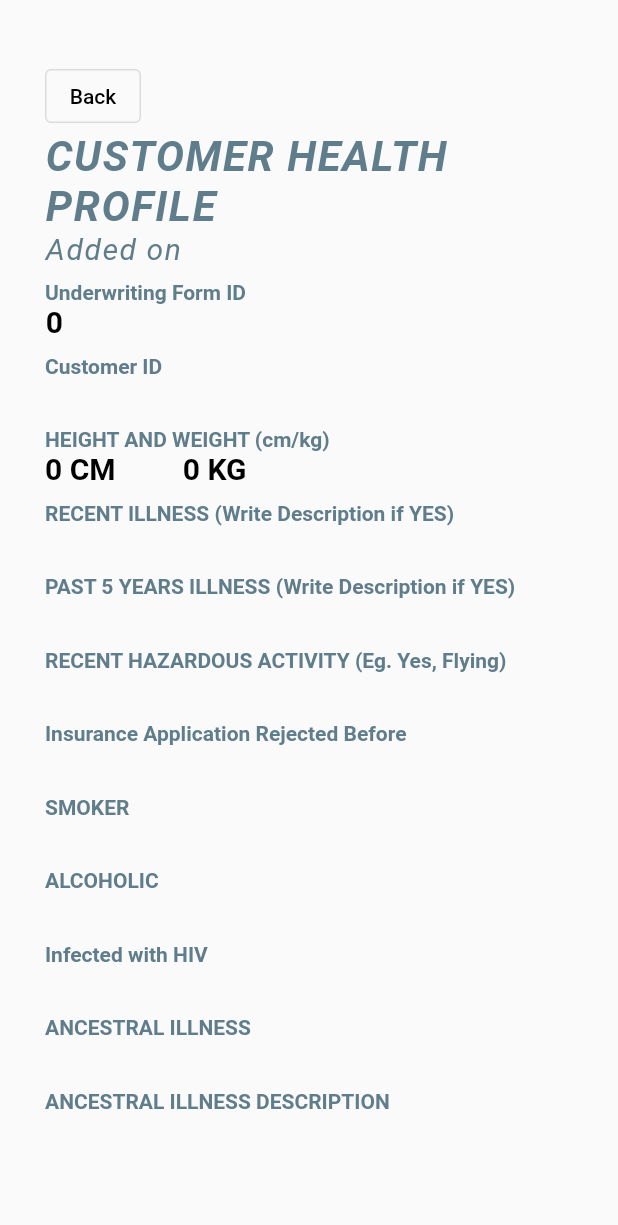
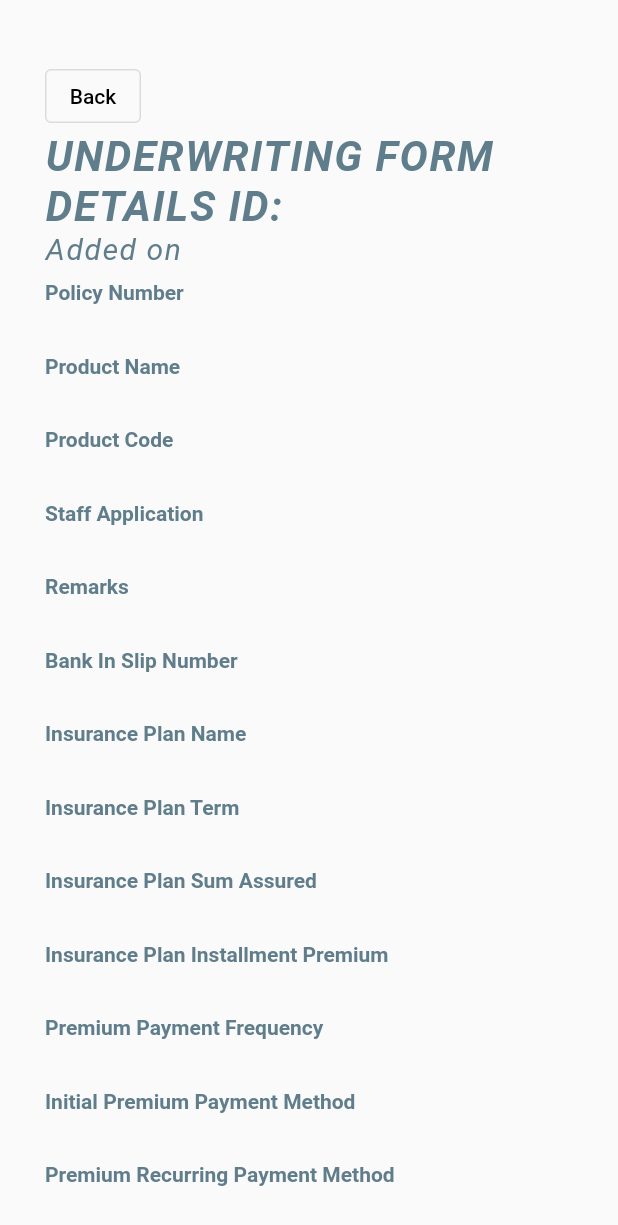
Before and after one commit to Hwang2212/dococr, a Flutter app: the UnderwriteProfile screen opened directly with empty values, on a phone screen of 412 x 824 dp. Shown: the top 1225 px of the screen. Run offline on Flutter 3.47's test engine with Material 2 defaults, Android fonts, the phone set to English and light mode, and no system bars; our stand-ins replace file_picker, image_picker, pdf, snippet_coder_utils; missing offline and left inert: dart:ffi, flutter_pdfview, syncfusion_flutter_pdfviewer; accounts and stored records are empty; network calls fail.

```diff
--- a/lib/pages/Lists/customer_list.dart
+++ b/lib/pages/Lists/customer_list.dart
@@ -1,9 +1,10 @@
 import 'package:dococr/api_service.dart';
 import 'package:dococr/model/customer_model.dart';
-import 'package:dococr/pages/addedit/add_customer.dart';
+import 'package:dococr/pages/AddEditItems/add_customer.dart';
+import 'package:dococr/pages/Profiles/profile.dart';
 import 'package:dococr/widget/customer_list_widget.dart';
 import 'package:flutter/material.dart';
-import 'package:dococr/pages/Profiles/profile.dart';
+
 // import 'package:dococr/services/data.dart';
 
 class CustomerList extends StatefulWidget {
--- a/lib/pages/Lists/underwrite_list.dart
+++ b/lib/pages/Lists/underwrite_list.dart
@@ -31,24 +31,6 @@ class _UnderwriteListState extends State<UnderwriteList> {
         ),
         body: Column(
           children: [
-            ElevatedButton(
-                style: ElevatedButton.styleFrom(
-                    onPrimary: Colors.black,
-                    primary: Color.fromARGB(255, 176, 250, 255),
-                    minimumSize: const Size(88.0, 36.0),
-                    padding: const EdgeInsets.symmetric(horizontal: 16),
-                    shape: const RoundedRectangleBorder(
-                        borderRadius: BorderRadius.all(Radius.circular(10)))),
-                onPressed: () {
-                  Navigator.push(
-                    context,
-                    MaterialPageRoute<void>(
-                      builder: (BuildContext context) =>
-                          AddEditHealth(customer: widget.underwrite),
-                    ),
-                  );
-                },
-                child: const Text("Add Health")),
             loadunderwrite(),
           ],
         ));
@@ -71,8 +53,6 @@ class _UnderwriteListState extends State<UnderwriteList> {
     );
   }
 }
-
-enum _UnderwriteValues { add_edit_underwrite }
 
 Widget underwriteList(underwrite) {
   return SingleChildScrollView(
@@ -112,25 +92,6 @@ Widget underwriteList(underwrite) {
                   fontWeight: FontWeight.bold,
                 ),
               ),
-              trailing: PopupMenuButton<_UnderwriteValues>(
-                itemBuilder: ((context) => [
-                      PopupMenuItem(
-                        child: Text('Edit Underwrite Details'),
-                        value: _UnderwriteValues.add_edit_underwrite,
-                      ),
-                    ]),
-                onSelected: (value) {
-                  switch (value) {
-                    case _UnderwriteValues.add_edit_underwrite:
-                      Navigator.of(context).pushNamed('/add-edit-health',
-                          arguments: {
-                            'model': underwrite[index],
-                            'cust_id': underwrite[index].id
-                          });
-                      break;
-                  }
-                },
-              ),
             ),
           );
         },
--- a/lib/pages/Profiles/profile.dart
+++ b/lib/pages/Profiles/profile.dart
@@ -1,6 +1,6 @@
 // ignore_for_file: prefer_const_constructors, prefer_const_literals_to_create_immutables
 
-import 'package:dococr/pages/addedit/add_customer.dart';
+import 'package:dococr/pages/AddEditItems/add_customer.dart';
 import 'package:dococr/pages/Lists/health_list.dart';
 import 'package:dococr/pages/Lists/customer_list.dart';
 import 'package:dococr/pages/Lists/underwrite_list.dart';
--- a/lib/pages/Profiles/underwrite_profile.dart
+++ b/lib/pages/Profiles/underwrite_profile.dart
@@ -23,12 +23,15 @@ class _UnderwriteProfileState extends State<UnderwriteProfile> {
             children: <Widget>[
               OutlinedButton(
                 onPressed: Navigator.of(context).pop,
-                child: Text("Back", style: TextStyle(color: Colors.black),),
+                child: Text(
+                  "Back",
+                  style: TextStyle(color: Colors.black),
+                ),
               ),
               Padding(
                 padding: const EdgeInsets.symmetric(),
                 child: Text(
-                  'CUSTOMER HEALTH PROFILE',
+                  'UNDERWRITING FORM DETAILS ID: ' + widget.underwrite.id.toString(),
                   textAlign: TextAlign.left,
                   style: TextStyle(
                       color: Colors.blueGrey,
@@ -51,14 +54,14 @@ class _UnderwriteProfileState extends State<UnderwriteProfile> {
                 ),
               ),
               SizedBox(height: 10),
-              Text('Underwriting Form ID',
+              Text('Policy Number',
                   style: TextStyle(
                     color: Colors.blueGrey,
                     fontWeight: FontWeight.bold,
                   )),
               SizedBox(width: 200),
               Text(
-                widget.underwrite.uw_id.toString(),
+                widget.underwrite.policy_no,
                 style: TextStyle(
                   color: Colors.black,
                   fontSize: 20.0,
@@ -67,14 +70,14 @@ class _UnderwriteProfileState extends State<UnderwriteProfile> {
                 ),
               ),
               SizedBox(height: 10),
-              Text('Customer ID',
+              Text('Product Name',
                   style: TextStyle(
                     color: Colors.blueGrey,
                     fontWeight: FontWeight.bold,
                   )),
               SizedBox(width: 200),
               Text(
-                widget.underwrite.cust_id,
+                widget.underwrite.product_name,
                 style: TextStyle(
                   color: Colors.black,
                   fontSize: 20.0,
@@ -83,29 +86,25 @@ class _UnderwriteProfileState extends State<UnderwriteProfile> {
                 ),
               ),
               SizedBox(height: 10),
-              Text('HEIGHT AND WEIGHT (cm/kg)',
+              Text('Product Code',
                   style: TextStyle(
                     color: Colors.blueGrey,
                     fontWeight: FontWeight.bold,
                   )),
-              Text(
-                  widget.underwrite.height.toString() +
-                      ' CM         ' +
-                      widget.underwrite.weight.toString() +
-                      ' KG',
+              Text(widget.underwrite.product_code.toString(),
                   style: TextStyle(
                     color: Colors.black,
                     fontWeight: FontWeight.bold,
                     fontSize: 20,
                   )),
               SizedBox(height: 10),
-              Text('RECENT ILLNESS (Write Description if YES)',
+              Text('Staff Application',
                   style: TextStyle(
                     color: Colors.blueGrey,
                     fontWeight: FontWeight.bold,
                   )),
               Text(
-                widget.underwrite.current_ill,
+                widget.underwrite.staff_application,
                 style: TextStyle(
                   color: Colors.black,
                   fontSize: 20.0,
@@ -114,13 +113,13 @@ class _UnderwriteProfileState extends State<UnderwriteProfile> {
                 ),
               ),
               SizedBox(height: 10),
-              Text('PAST 5 YEARS ILLNESS (Write Description if YES)',
+              Text('Remarks',
                   style: TextStyle(
                     color: Colors.blueGrey,
                     fontWeight: FontWeight.bold,
                   )),
               Text(
-                widget.underwrite.five_years_ill,
+                widget.underwrite.remarks,
                 style: TextStyle(
                   color: Colors.black,
                   fontSize: 20.0,
@@ -129,13 +128,13 @@ class _UnderwriteProfileState extends State<UnderwriteProfile> {
                 ),
               ),
               SizedBox(height: 10),
-              Text('RECENT HAZARDOUS ACTIVITY (Eg. Yes, Flying)',
+              Text('Bank In Slip Number',
                   style: TextStyle(
                     color: Colors.blueGrey,
                     fontWeight: FontWeight.bold,
                   )),
               Text(
-                widget.underwrite.hazardact,
+                widget.underwrite.bank_in_slipno,
                 style: TextStyle(
                   color: Colors.black,
                   fontSize: 20.0,
@@ -146,13 +145,13 @@ class _UnderwriteProfileState extends State<UnderwriteProfile> {
               SizedBox(
                 height: 10.0,
               ),
-              Text('Insurance Application Rejected Before',
+              Text('Insurance Plan Name',
                   style: TextStyle(
                     color: Colors.blueGrey,
                     fontWeight: FontWeight.bold,
                   )),
               Text(
-                widget.underwrite.rejectinsurance,
+                widget.underwrite.plan_name,
                 style: TextStyle(
                   color: Colors.black,
                   fontSize: 20.0,
@@ -163,13 +162,13 @@ class _UnderwriteProfileState extends State<UnderwriteProfile> {
               SizedBox(
                 height: 10.0,
               ),
-              Text('SMOKER',
+              Text('Insurance Plan Term',
                   style: TextStyle(
                     color: Colors.blueGrey,
                     fontWeight: FontWeight.bold,
                   )),
               Text(
-                widget.underwrite.smoker,
+                widget.underwrite.plan_term,
                 style: TextStyle(
                   color: Colors.black,
                   fontSize: 20.0,
@@ -180,13 +179,13 @@ class _UnderwriteProfileState extends State<UnderwriteProfile> {
               SizedBox(
                 height: 10.0,
               ),
-              Text('ALCOHOLIC',
+              Text('Insurance Plan Sum Assured',
                   style: TextStyle(
                     color: Colors.blueGrey,
                     fontWeight: FontWeight.bold,
                   )),
               Text(
-                widget.underwrite.alcoholic,
+                widget.underwrite.plan_sum_assured,
                 style: TextStyle(
                   color: Colors.black,
                   fontSize: 20.0,
@@ -197,13 +196,13 @@ class _UnderwriteProfileState extends State<UnderwriteProfile> {
               SizedBox(
                 height: 10.0,
               ),
-              Text('Infected with HIV',
+              Text('Insurance Plan Installment Premium',
                   style: TextStyle(
                     color: Colors.blueGrey,
                     fontWeight: FontWeight.bold,
                   )),
               Text(
-                widget.underwrite.hiv,
+                widget.underwrite.plan_installment_premium,
                 style: TextStyle(
                   color: Colors.black,
                   fontSize: 20.0,
@@ -214,13 +213,13 @@ class _UnderwriteProfileState extends State<UnderwriteProfile> {
               SizedBox(
                 height: 10.0,
               ),
-              Text('ANCESTRAL ILLNESS',
+              Text('Premium Payment Frequency',
                   style: TextStyle(
                     color: Colors.blueGrey,
                     fontWeight: FontWeight.bold,
                   )),
               Text(
-                widget.underwrite.ancestral_ill,
+                widget.underwrite.premium_payment_freq,
                 style: TextStyle(
                   color: Colors.black,
                   fontSize: 20.0,
@@ -231,13 +230,98 @@ class _UnderwriteProfileState extends State<UnderwriteProfile> {
               SizedBox(
                 height: 10.0,
               ),
-              Text('ANCESTRAL ILLNESS DESCRIPTION',
+              Text('Initial Premium Payment Method',
                   style: TextStyle(
                     color: Colors.blueGrey,
                     fontWeight: FontWeight.bold,
                   )),
               Text(
-                widget.underwrite.ancestral_desc,
+                widget.underwrite.initial_payment_method,
+                style: TextStyle(
+                  color: Colors.black,
+                  fontSize: 20.0,
+                  letterSpacing: 1.0,
+                  fontWeight: FontWeight.bold,
+                ),
+              ),
+              SizedBox(
+                height: 10.0,
+              ),
+              Text('Premium Recurring Payment Method',
+                  style: TextStyle(
+                    color: Colors.blueGrey,
+                    fontWeight: FontWeight.bold,
+                  )),
+              Text(
+                widget.underwrite.recurring_payment_method,
+                style: TextStyle(
+                  color: Colors.black,
+                  fontSize: 20.0,
+                  letterSpacing: 1.0,
+                  fontWeight: FontWeight.bold,
+                ),
+              ),
+              SizedBox(
+                height: 10.0,
+              ),
+              Text('Bank Card Type',
+                  style: TextStyle(
+                    color: Colors.blueGrey,
+                    fontWeight: FontWeight.bold,
+                  )),
+              Text(
+                widget.underwrite.bank_card_type,
+                style: TextStyle(
+                  color: Colors.black,
+                  fontSize: 20.0,
+                  letterSpacing: 1.0,
+                  fontWeight: FontWeight.bold,
+                ),
+              ),
+              SizedBox(
+                height: 10.0,
+              ),
+              Text('Bank Card Number',
+                  style: TextStyle(
+                    color: Colors.blueGrey,
+                    fontWeight: FontWeight.bold,
+                  )),
+              Text(
+                widget.underwrite.bank_card_no,
+                style: TextStyle(
+                  color: Colors.black,
+                  fontSize: 20.0,
+                  letterSpacing: 1.0,
+                  fontWeight: FontWeight.bold,
+                ),
+              ),
+              SizedBox(
+                height: 10.0,
+              ),
+              Text('Bank Card Expiry Date',
+                  style: TextStyle(
+                    color: Colors.blueGrey,
+                    fontWeight: FontWeight.bold,
+                  )),
+              Text(
+                widget.underwrite.bank_card_expiry,
+                style: TextStyle(
+                  color: Colors.black,
+                  fontSize: 20.0,
+                  letterSpacing: 1.0,
+                  fontWeight: FontWeight.bold,
+                ),
+              ),
+              SizedBox(
+                height: 10.0,
+              ),
+              Text('Bank Card Issuer',
+                  style: TextStyle(
+                    color: Colors.blueGrey,
+                    fontWeight: FontWeight.bold,
+                  )),
+              Text(
+                widget.underwrite.bank_card_issuer,
                 style: TextStyle(
                   color: Colors.black,
                   fontSize: 20.0,
--- a/lib/widget/customer_list_widget.dart
+++ b/lib/widget/customer_list_widget.dart
@@ -1,6 +1,6 @@
 import 'package:dococr/api_service.dart';
 import 'package:dococr/model/customer_model.dart';
-import 'package:dococr/pages/addedit/add_customer.dart';
+import 'package:dococr/pages/AddEditItems/add_customer.dart';
 import 'package:flutter/material.dart';
 import 'package:dococr/pages/Profiles/profile.dart';
 // import 'package:dococr/services/data.dart';
```
